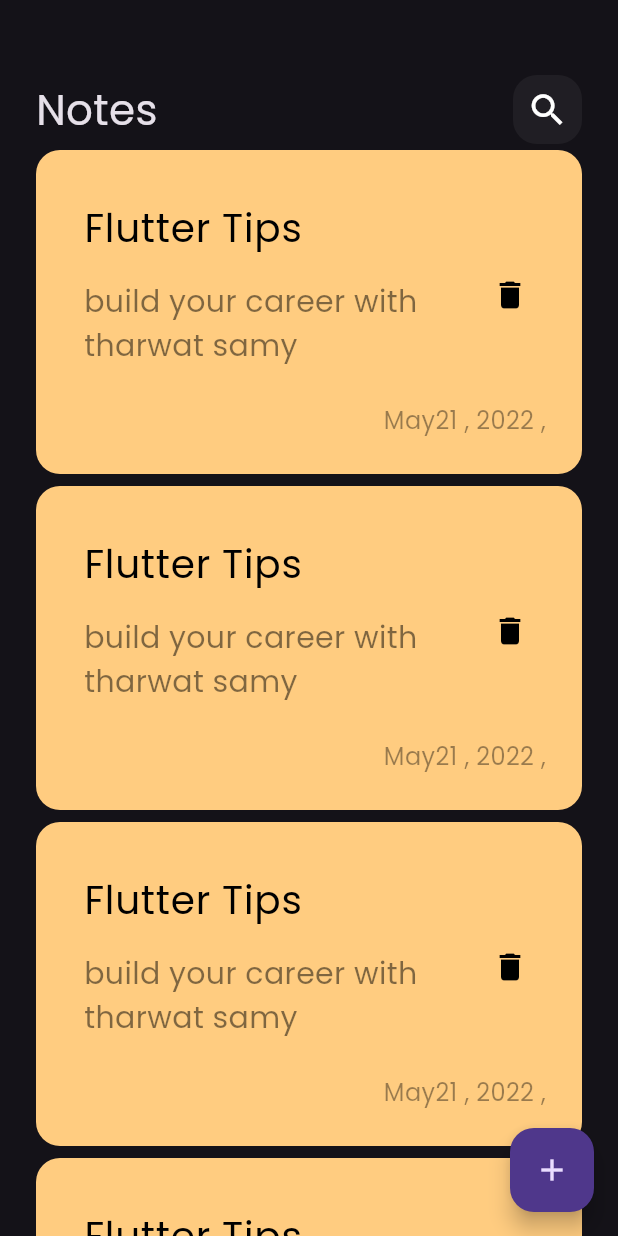
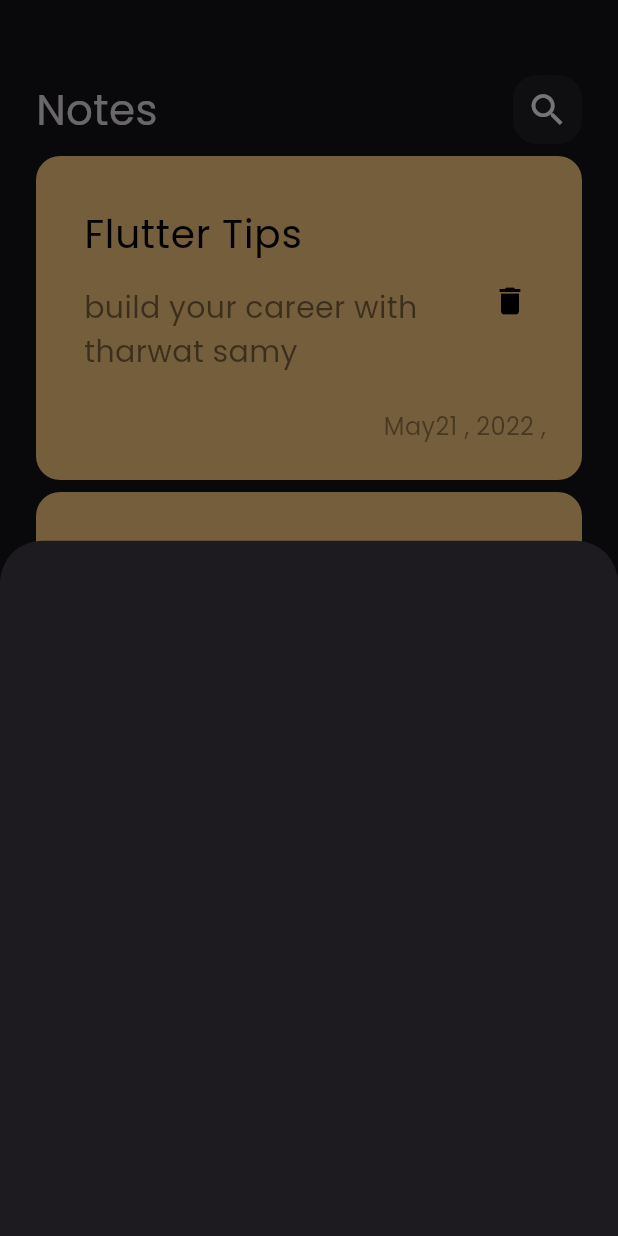
Before and after one commit to CoderHasnaoui/notes_app, a Flutter app: the screen it shows after launch, after a tap on the "add" icon, on a phone screen of 412 x 824 dp. Run offline on Flutter 3.47's test engine with Material 3 defaults, Android fonts, the phone set to English and light mode, and no system bars.

Commit message:
show model bottom sheet

```diff
--- a/lib/views/notes_views.dart
+++ b/lib/views/notes_views.dart
@@ -1,14 +1,20 @@
 import 'package:flutter/material.dart';
 import 'package:note_app/views/widget/notes_view_body.dart';
+
+import 'widget/add_note_buttom_sheet.dart';
 
 class NotesViews extends StatelessWidget {
   const NotesViews({super.key});
 
   @override
   Widget build(BuildContext context) {
-    return  Scaffold(
-      floatingActionButton: FloatingActionButton(onPressed: ()=>null , child: Icon(Icons.add),),
-      body: const  NotesViewBody(),
+    return Scaffold(
+      floatingActionButton: FloatingActionButton(
+        onPressed: () => showModalBottomSheet(
+            context: context, builder: (context) =>const  AddButtomSheet()),
+        child: Icon(Icons.add),
+      ),
+      body: const NotesViewBody(),
     );
   }
 }
--- /dev/null
+++ b/lib/views/widget/add_note_buttom_sheet.dart
@@ -0,0 +1,10 @@
+import 'package:flutter/material.dart';
+
+class AddButtomSheet extends StatelessWidget {
+  const AddButtomSheet({super.key});
+
+  @override
+  Widget build(BuildContext context) {
+    return Container();
+  }
+}
--- a/lib/views/widget/notes_list.dart
+++ b/lib/views/widget/notes_list.dart
@@ -7,10 +7,14 @@ class NotesListView extends StatelessWidget {
 final data = const [] ;
   @override
   Widget build(BuildContext context) {
-    return ListView.builder(
-      itemBuilder: (context, index) => const Padding(
-        padding: EdgeInsets.symmetric(vertical: 4),
-        child: NoteItem(),
+    return Padding(
+      padding: const EdgeInsets.symmetric(vertical: 4),
+      child: ListView.builder(
+        padding: EdgeInsets.zero,
+        itemBuilder: (context, index) => const Padding(
+          padding: EdgeInsets.symmetric(vertical: 4),
+          child: NoteItem(),
+        ),
       ),
     );
   }
```
